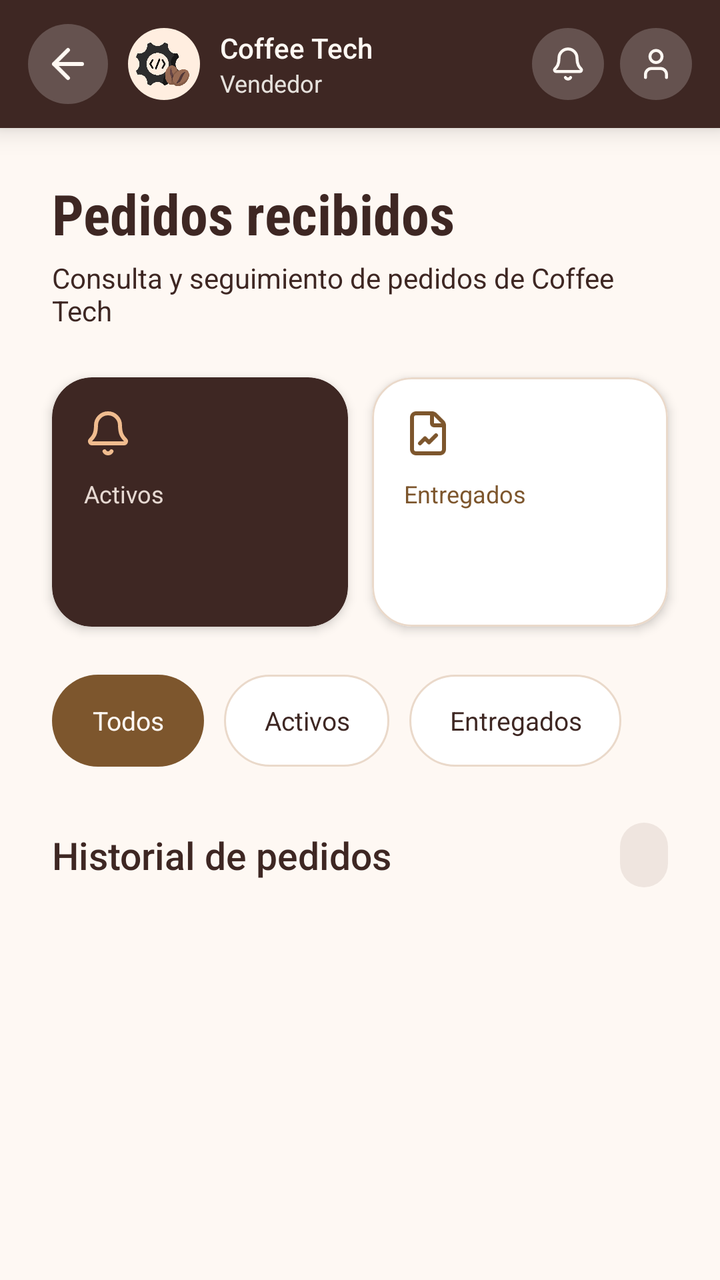
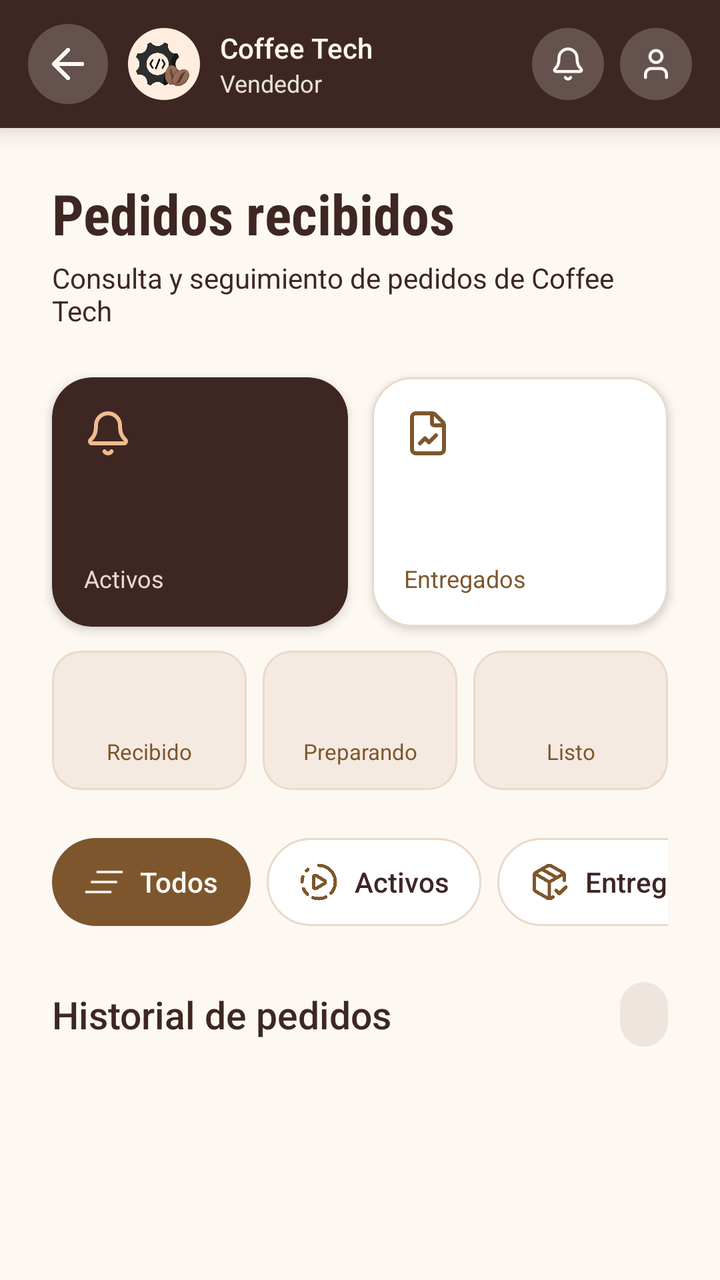

Two renders of the same Android screen: before a commit and after it. Below are the layout's source before the change and the commit's diff.
<!-- AndroidManifest.xml: application theme Theme.CoffeeTechMobile -->
<!-- res/layout/fragment_seller_orders.xml -->
<?xml version="1.0" encoding="utf-8"?>
<androidx.constraintlayout.widget.ConstraintLayout
    xmlns:android="http://schemas.android.com/apk/res/android"
    xmlns:app="http://schemas.android.com/apk/res-auto"
    android:layout_width="match_parent"
    android:layout_height="match_parent"
    android:background="@color/background_app">

    <LinearLayout
        android:id="@+id/seller_orders_header"
        android:layout_width="0dp"
        android:layout_height="64dp"
        android:background="@color/coffee_primary"
        android:gravity="center_vertical"
        android:orientation="horizontal"
        android:paddingHorizontal="14dp"
        android:elevation="8dp"
        app:layout_constraintTop_toTopOf="parent"
        app:layout_constraintStart_toStartOf="parent"
        app:layout_constraintEnd_toEndOf="parent">

        <ImageButton
            android:id="@+id/seller_orders_back_button"
            android:layout_width="40dp"
            android:layout_height="40dp"
            android:background="@drawable/bg_header_icon"
            android:padding="10dp"
            android:src="@drawable/ic_arrow_left"
            android:contentDescription="@string/seller_orders_back"
            app:tint="@color/background_app" />

        <ImageView
            android:layout_width="36dp"
            android:layout_height="36dp"
            android:layout_marginStart="10dp"
            android:background="@drawable/bg_logo_circle"
            android:padding="4dp"
            android:src="@drawable/logo"
            android:scaleType="centerInside"
            android:contentDescription="@string/logo_description" />

        <LinearLayout
            android:layout_width="0dp"
            android:layout_height="wrap_content"
            android:layout_marginStart="10dp"
            android:layout_weight="1"
            android:orientation="vertical">

            <TextView
                android:layout_width="match_parent"
                android:layout_height="wrap_content"
                android:text="Coffee Tech"
                android:textColor="@color/background_app"
                android:textSize="14sp"
                android:fontFamily="sans-serif-medium" />

            <TextView
                android:layout_width="wrap_content"
                android:layout_height="wrap_content"
                android:text="Vendedor"
                android:textColor="#E6E2DD"
                android:textSize="12sp" />

        </LinearLayout>

        <ImageButton
            android:id="@+id/notifications_button"
            android:layout_width="36dp"
            android:layout_height="36dp"
            android:layout_marginEnd="8dp"
            android:background="@drawable/bg_header_icon"
            android:src="@drawable/ic_notifications"
            android:contentDescription="@string/notifications"
            app:tint="@color/background_app" />

        <ImageButton
            android:id="@+id/profile_button"
            android:layout_width="36dp"
            android:layout_height="36dp"
            android:background="@drawable/bg_header_icon"
            android:src="@drawable/ic_user"
            android:contentDescription="@string/profile"
            app:tint="@color/background_app" />

    </LinearLayout>

    <androidx.core.widget.NestedScrollView
        android:id="@+id/seller_orders_scroll"
        android:layout_width="0dp"
        android:layout_height="0dp"
        android:fillViewport="true"
        android:clipChildren="false"
        android:clipToPadding="false"
        app:layout_constraintTop_toBottomOf="@id/seller_orders_header"
        app:layout_constraintBottom_toBottomOf="parent"
        app:layout_constraintStart_toStartOf="parent"
        app:layout_constraintEnd_toEndOf="parent">

        <LinearLayout
            android:layout_width="match_parent"
            android:layout_height="wrap_content"
            android:orientation="vertical"
            android:paddingHorizontal="26dp"
            android:paddingTop="24dp"
            android:paddingBottom="48dp"
            android:clipChildren="false"
            android:clipToPadding="false">

            <TextView
                android:layout_width="match_parent"
                android:layout_height="wrap_content"
                android:text="@string/seller_orders_title"
                android:textColor="@color/coffee_primary"
                android:textSize="28sp"
                android:fontFamily="sans-serif-condensed"
                android:textStyle="bold" />

            <TextView
                android:layout_width="match_parent"
                android:layout_height="wrap_content"
                android:layout_marginTop="4dp"
                android:text="@string/seller_orders_subtitle"
                android:textColor="@color/coffee_primary"
                android:textSize="14sp" />

            <LinearLayout
                android:layout_width="match_parent"
                android:layout_height="wrap_content"
                android:layout_marginTop="24dp"
                android:orientation="horizontal"
                android:baselineAligned="false">

                <com.google.android.material.card.MaterialCardView
                    android:layout_width="0dp"
                    android:layout_height="wrap_content"
                    android:layout_weight="1"
                    app:cardBackgroundColor="@color/coffee_primary"
                    app:cardCornerRadius="20dp"
                    app:cardElevation="3dp">

                    <LinearLayout
                        android:layout_width="match_parent"
                        android:layout_height="wrap_content"
                        android:orientation="vertical"
                        android:padding="16dp">

                        <ImageView
                            android:layout_width="24dp"
                            android:layout_height="24dp"
                            android:src="@drawable/ic_notifications"
                            android:contentDescription="@null"
                            app:tint="#F0BC8F" />

                        <TextView
                            android:layout_width="match_parent"
                            android:layout_height="wrap_content"
                            android:layout_marginTop="10dp"
                            android:text="@string/seller_orders_active"
                            android:textColor="#E6D9D2"
                            android:textSize="12sp" />

                        <TextView
                            android:id="@+id/seller_orders_active_count"
                            android:layout_width="match_parent"
                            android:layout_height="wrap_content"
                            android:layout_marginTop="5dp"
                            android:textColor="@color/background_app"
                            android:textSize="28sp"
                            android:textStyle="bold" />

                    </LinearLayout>

                </com.google.android.material.card.MaterialCardView>

                <Space
                    android:layout_width="12dp"
                    android:layout_height="1dp" />

                <com.google.android.material.card.MaterialCardView
                    android:layout_width="0dp"
                    android:layout_height="wrap_content"
                    android:layout_weight="1"
                    app:cardBackgroundColor="#FFFFFF"
                    app:cardCornerRadius="20dp"
                    app:cardElevation="3dp"
                    app:strokeColor="#EAD9CA"
                    app:strokeWidth="1dp">

                    <LinearLayout
                        android:layout_width="match_parent"
                        android:layout_height="wrap_content"
                        android:orientation="vertical"
                        android:padding="16dp">

                        <ImageView
                            android:layout_width="24dp"
                            android:layout_height="24dp"
                            android:src="@drawable/ic_file_chart"
                            android:contentDescription="@null"
                            app:tint="@color/coffee_secondary" />

                        <TextView
                            android:layout_width="match_parent"
                            android:layout_height="wrap_content"
                            android:layout_marginTop="10dp"
                            android:text="@string/seller_orders_delivered"
                            android:textColor="@color/coffee_secondary"
                            android:textSize="12sp" />

                        <TextView
                            android:id="@+id/seller_orders_delivered_count"
                            android:layout_width="match_parent"
                            android:layout_height="wrap_content"
                            android:layout_marginTop="5dp"
                            android:textColor="@color/coffee_primary"
                            android:textSize="28sp"
                            android:textStyle="bold" />

                    </LinearLayout>

                </com.google.android.material.card.MaterialCardView>

            </LinearLayout>

            <FrameLayout
                android:layout_width="match_parent"
                android:layout_height="wrap_content"
                android:layout_marginTop="24dp"
                android:clipChildren="true">

                <HorizontalScrollView
                    android:layout_width="match_parent"
                    android:layout_height="wrap_content"
                    android:scrollbars="none"
                    android:overScrollMode="never">

                    <LinearLayout
                        android:layout_width="wrap_content"
                        android:layout_height="wrap_content"
                        android:orientation="horizontal">

                        <TextView
                            android:id="@+id/seller_orders_filter_all"
                            android:layout_width="wrap_content"
                            android:layout_height="46dp"
                            android:background="@drawable/bg_filter_selected"
                            android:gravity="center"
                            android:paddingHorizontal="20dp"
                            android:text="@string/seller_orders_all"
                            android:textColor="@color/background_app"
                            android:textSize="13sp"
                            android:clickable="true"
                            android:focusable="true" />

                        <TextView
                            android:id="@+id/seller_orders_filter_active"
                            android:layout_width="wrap_content"
                            android:layout_height="46dp"
                            android:layout_marginStart="10dp"
                            android:background="@drawable/bg_dashboard_filter_unselected"
                            android:gravity="center"
                            android:paddingHorizontal="20dp"
                            android:text="@string/seller_orders_active"
                            android:textColor="@color/coffee_primary"
                            android:textSize="13sp"
                            android:clickable="true"
                            android:focusable="true" />

                        <TextView
                            android:id="@+id/seller_orders_filter_delivered"
                            android:layout_width="wrap_content"
                            android:layout_height="46dp"
                            android:layout_marginStart="10dp"
                            android:background="@drawable/bg_dashboard_filter_unselected"
                            android:gravity="center"
                            android:paddingHorizontal="20dp"
                            android:text="@string/seller_orders_delivered"
                            android:textColor="@color/coffee_primary"
                            android:textSize="13sp"
                            android:clickable="true"
                            android:focusable="true" />

                    </LinearLayout>

                </HorizontalScrollView>

            </FrameLayout>

            <LinearLayout
                android:layout_width="match_parent"
                android:layout_height="wrap_content"
                android:layout_marginTop="28dp"
                android:gravity="center_vertical"
                android:orientation="horizontal">

                <TextView
                    android:layout_width="0dp"
                    android:layout_height="wrap_content"
                    android:layout_weight="1"
                    android:text="@string/seller_orders_list_title"
                    android:textColor="@color/coffee_primary"
                    android:textSize="19sp"
                    android:fontFamily="sans-serif-medium" />

                <TextView
                    android:id="@+id/seller_orders_results_count"
                    android:layout_width="wrap_content"
                    android:layout_height="wrap_content"
                    android:background="@drawable/bg_user_count_badge"
                    android:paddingHorizontal="12dp"
                    android:paddingVertical="8dp"
                    android:textColor="@color/coffee_primary"
                    android:textSize="12sp" />

            </LinearLayout>

            <androidx.recyclerview.widget.RecyclerView
                android:id="@+id/seller_orders_recycler_view"
                android:layout_width="match_parent"
                android:layout_height="wrap_content"
                android:layout_marginTop="16dp"
                android:nestedScrollingEnabled="false"
                android:clipToPadding="false"
                android:overScrollMode="never" />

            <TextView
                android:id="@+id/seller_orders_empty"
                android:layout_width="match_parent"
                android:layout_height="wrap_content"
                android:layout_marginTop="30dp"
                android:gravity="center"
                android:text="@string/seller_orders_empty"
                android:textColor="@color/coffee_secondary"
                android:textSize="14sp"
                android:visibility="gone" />

            <TextView
                android:layout_width="match_parent"
                android:layout_height="wrap_content"
                android:layout_marginTop="18dp"
                android:gravity="center"
                android:textColor="@color/coffee_secondary"
                android:textSize="12sp" />

        </LinearLayout>

    </androidx.core.widget.NestedScrollView>

</androidx.constraintlayout.widget.ConstraintLayout>
<!-- resources referenced by this layout -->
<resources>
  <!-- unchanged entries left out for length: 26 -->
</resources>

<!-- the commit's change to res/layout/fragment_seller_orders.xml (unified diff, before → after) -->
@@ -152,14 +152,6 @@
                             app:tint="#F0BC8F" />
 
                         <TextView
-                            android:layout_width="match_parent"
-                            android:layout_height="wrap_content"
-                            android:layout_marginTop="10dp"
-                            android:text="@string/seller_orders_active"
-                            android:textColor="#E6D9D2"
-                            android:textSize="12sp" />
-
-                        <TextView
                             android:id="@+id/seller_orders_active_count"
                             android:layout_width="match_parent"
                             android:layout_height="wrap_content"
@@ -168,6 +160,14 @@
                             android:textSize="28sp"
                             android:textStyle="bold" />
 
+                        <TextView
+                            android:layout_width="match_parent"
+                            android:layout_height="wrap_content"
+                            android:layout_marginTop="10dp"
+                            android:text="@string/seller_orders_active"
+                            android:textColor="#E6D9D2"
+                            android:textSize="12sp" />
+
                     </LinearLayout>
 
                 </com.google.android.material.card.MaterialCardView>
@@ -198,14 +198,6 @@
                             android:src="@drawable/ic_file_chart"
                             android:contentDescription="@null"
                             app:tint="@color/coffee_secondary" />
-
-                        <TextView
-                            android:layout_width="match_parent"
-                            android:layout_height="wrap_content"
-                            android:layout_marginTop="10dp"
-                            android:text="@string/seller_orders_delivered"
-                            android:textColor="@color/coffee_secondary"
-                            android:textSize="12sp" />
 
                         <TextView
                             android:id="@+id/seller_orders_delivered_count"
@@ -216,9 +208,121 @@
                             android:textSize="28sp"
                             android:textStyle="bold" />
 
+                        <TextView
+                            android:layout_width="match_parent"
+                            android:layout_height="wrap_content"
+                            android:layout_marginTop="10dp"
+                            android:text="@string/seller_orders_delivered"
+                            android:textColor="@color/coffee_secondary"
+                            android:textSize="12sp" />
+
                     </LinearLayout>
 
                 </com.google.android.material.card.MaterialCardView>
+
+            </LinearLayout>
+
+            <LinearLayout
+                android:layout_width="match_parent"
+                android:layout_height="wrap_content"
+                android:layout_marginTop="12dp"
+                android:orientation="horizontal"
+                android:baselineAligned="false">
+
+                <LinearLayout
+                    android:layout_width="0dp"
+                    android:layout_height="wrap_content"
+                    android:layout_weight="1"
+                    android:background="@drawable/bg_seller_order_stat"
+                    android:gravity="center"
+                    android:orientation="vertical"
+                    android:paddingVertical="12dp">
+
+                    <TextView
+                        android:id="@+id/seller_stat_received"
+                        android:layout_width="match_parent"
+                        android:layout_height="wrap_content"
+                        android:gravity="center"
+                        android:textColor="@color/coffee_primary"
+                        android:textSize="20sp"
+                        android:textStyle="bold" />
+
+                    <TextView
+                        android:layout_width="match_parent"
+                        android:layout_height="wrap_content"
+                        android:layout_marginTop="4dp"
+                        android:gravity="center"
+                        android:text="@string/seller_orders_status_received"
+                        android:textColor="@color/coffee_secondary"
+                        android:textSize="11sp" />
+
+                </LinearLayout>
+
+                <Space
+                    android:layout_width="8dp"
+                    android:layout_height="1dp" />
+
+                <LinearLayout
+                    android:layout_width="0dp"
+                    android:layout_height="wrap_content"
+                    android:layout_weight="1"
+                    android:background="@drawable/bg_seller_order_stat"
+                    android:gravity="center"
+                    android:orientation="vertical"
+                    android:paddingVertical="12dp">
+
+                    <TextView
+                        android:id="@+id/seller_stat_preparing"
+                        android:layout_width="match_parent"
+                        android:layout_height="wrap_content"
+                        android:gravity="center"
+                        android:textColor="@color/coffee_primary"
+                        android:textSize="20sp"
+                        android:textStyle="bold" />
+
+                    <TextView
+                        android:layout_width="match_parent"
+                        android:layout_height="wrap_content"
+                        android:layout_marginTop="4dp"
+                        android:gravity="center"
+                        android:text="@string/seller_orders_status_preparing"
+                        android:textColor="@color/coffee_secondary"
+                        android:textSize="11sp" />
+
+                </LinearLayout>
+
+                <Space
+                    android:layout_width="8dp"
+                    android:layout_height="1dp" />
+
+                <LinearLayout
+                    android:layout_width="0dp"
+                    android:layout_height="wrap_content"
+                    android:layout_weight="1"
+                    android:background="@drawable/bg_seller_order_stat"
+                    android:gravity="center"
+                    android:orientation="vertical"
+                    android:paddingVertical="12dp">
+
+                    <TextView
+                        android:id="@+id/seller_stat_ready"
+                        android:layout_width="match_parent"
+                        android:layout_height="wrap_content"
+                        android:gravity="center"
+                        android:textColor="@color/coffee_primary"
+                        android:textSize="20sp"
+                        android:textStyle="bold" />
+
+                    <TextView
+                        android:layout_width="match_parent"
+                        android:layout_height="wrap_content"
+                        android:layout_marginTop="4dp"
+                        android:gravity="center"
+                        android:text="@string/seller_orders_status_ready"
+                        android:textColor="@color/coffee_secondary"
+                        android:textSize="11sp" />
+
+                </LinearLayout>
 
             </LinearLayout>
 
@@ -239,46 +343,100 @@
                         android:layout_height="wrap_content"
                         android:orientation="horizontal">
 
-                        <TextView
+                        <LinearLayout
                             android:id="@+id/seller_orders_filter_all"
                             android:layout_width="wrap_content"
-                            android:layout_height="46dp"
+                            android:layout_height="44dp"
                             android:background="@drawable/bg_filter_selected"
+                            android:clickable="true"
+                            android:focusable="true"
                             android:gravity="center"
-                            android:paddingHorizontal="20dp"
-                            android:text="@string/seller_orders_all"
-                            android:textColor="@color/background_app"
-                            android:textSize="13sp"
-                            android:clickable="true"
-                            android:focusable="true" />
-
-                        <TextView
+                            android:orientation="horizontal"
+                            android:paddingHorizontal="16dp">
+
+                            <ImageView
+                                android:id="@+id/seller_filter_all_icon"
+                                android:layout_width="20dp"
+                                android:layout_height="20dp"
+                                android:src="@drawable/ic_filter_all"
+                                android:contentDescription="@null"
+                                app:tint="@color/background_app" />
+
+                            <TextView
+                                android:id="@+id/seller_filter_all_text"
+                                android:layout_width="wrap_content"
+                                android:layout_height="wrap_content"
+                                android:layout_marginStart="8dp"
+                                android:fontFamily="sans-serif-medium"
+                                android:text="@string/seller_orders_all"
+                                android:textColor="@color/background_app"
+                                android:textSize="14sp" />
+
+                        </LinearLayout>
+
+                        <LinearLayout
                             android:id="@+id/seller_orders_filter_active"
                             android:layout_width="wrap_content"
-                            android:layout_height="46dp"
-                            android:layout_marginStart="10dp"
+                            android:layout_height="44dp"
+                            android:layout_marginStart="8dp"
                             android:background="@drawable/bg_dashboard_filter_unselected"
+                            android:clickable="true"
+                            android:focusable="true"
                             android:gravity="center"
-                            android:paddingHorizontal="20dp"
-                            android:text="@string/seller_orders_active"
-                            android:textColor="@color/coffee_primary"
-                            android:textSize="13sp"
-                            android:clickable="true"
-                            android:focusable="true" />
-
-                        <TextView
+                            android:orientation="horizontal"
+                            android:paddingHorizontal="16dp">
+
+                            <ImageView
+                                android:id="@+id/seller_filter_active_icon"
+                                android:layout_width="20dp"
+                                android:layout_height="20dp"
+                                android:src="@drawable/ic_circle_fading_play"
+                                android:contentDescription="@null"
+                                app:tint="@color/coffee_secondary" />
+
+                            <TextView
+                                android:id="@+id/seller_filter_active_text"
+                                android:layout_width="wrap_content"
+                                android:layout_height="wrap_content"
+                                android:layout_marginStart="8dp"
+                                android:fontFamily="sans-serif-medium"
+                                android:text="@string/seller_orders_active"
+                                android:textColor="@color/coffee_primary"
+                                android:textSize="14sp" />
+
+                        </LinearLayout>
+
+                        <LinearLayout
                             android:id="@+id/seller_orders_filter_delivered"
                             android:layout_width="wrap_content"
-                            android:layout_height="46dp"
-                            android:layout_marginStart="10dp"
+                            android:layout_height="44dp"
+                            android:layout_marginStart="8dp"
                             android:background="@drawable/bg_dashboard_filter_unselected"
+                            android:clickable="true"
+                            android:focusable="true"
                             android:gravity="center"
-                            android:paddingHorizontal="20dp"
-                            android:text="@string/seller_orders_delivered"
-                            android:textColor="@color/coffee_primary"
-                            android:textSize="13sp"
-                            android:clickable="true"
-                            android:focusable="true" />
+                            android:orientation="horizontal"
+                            android:paddingHorizontal="16dp">
+
+                            <ImageView
+                                android:id="@+id/seller_filter_delivered_icon"
+                                android:layout_width="20dp"
+                                android:layout_height="20dp"
+                                android:src="@drawable/ic_package_check"
+                                android:contentDescription="@null"
+                                app:tint="@color/coffee_secondary" />
+
+                            <TextView
+                                android:id="@+id/seller_filter_delivered_text"
+                                android:layout_width="wrap_content"
+                                android:layout_height="wrap_content"
+                                android:layout_marginStart="8dp"
+                                android:fontFamily="sans-serif-medium"
+                                android:text="@string/seller_orders_delivered"
+                                android:textColor="@color/coffee_primary"
+                                android:textSize="14sp" />
+
+                        </LinearLayout>
 
                     </LinearLayout>
 
@@ -334,14 +492,6 @@
                 android:textSize="14sp"
                 android:visibility="gone" />
 
-            <TextView
-                android:layout_width="match_parent"
-                android:layout_height="wrap_content"
-                android:layout_marginTop="18dp"
-                android:gravity="center"
-                android:textColor="@color/coffee_secondary"
-                android:textSize="12sp" />
-
         </LinearLayout>
 
     </androidx.core.widget.NestedScrollView>
<!-- resource entries referenced after the edit -->
@@ -1,5 +1,123 @@
 <!-- resources referenced by this layout -->
 <resources>
+  <!-- drawable bg_seller_order_stat (drawable) -->
+  <?xml version="1.0" encoding="utf-8"?>
+  <shape xmlns:android="http://schemas.android.com/apk/res/android"
+      android:shape="rectangle">
+  
+      <solid android:color="#F5EAE1" />
+  
+      <corners android:radius="14dp" />
+  
+      <stroke
+          android:width="1dp"
+          android:color="#EAD9CA" />
+  
+  </shape>
+  <!-- drawable ic_circle_fading_play (drawable) -->
+  <vector xmlns:android="http://schemas.android.com/apk/res/android"
+      android:width="24dp"
+      android:height="24dp"
+      android:viewportWidth="24"
+      android:viewportHeight="24">
+    <path
+        android:pathData="M12,2a10,10 0,0 1,7.38 16.75"
+        android:strokeLineJoin="round"
+        android:strokeWidth="2"
+        android:fillColor="#00000000"
+        android:strokeColor="#7D562D"
+        android:strokeLineCap="round"/>
+    <path
+        android:pathData="M9,9.003a1,1 0,0 1,1.517 -0.859l4.997,2.997a1,1 0,0 1,0 1.718l-4.997,2.997A1,1 0,0 1,9 14.996z"
+        android:strokeLineJoin="round"
+        android:strokeWidth="2"
+        android:fillColor="#00000000"
+        android:strokeColor="#7D562D"
+        android:strokeLineCap="round"/>
+    <path
+        android:pathData="M2.5,8.875a10,10 0,0 0,-0.5 3"
+        android:strokeLineJoin="round"
+        android:strokeWidth="2"
+        android:fillColor="#00000000"
+        android:strokeColor="#7D562D"
+        android:strokeLineCap="round"/>
+    <path
+        android:pathData="M2.83,16a10,10 0,0 0,2.43 3.4"
+        android:strokeLineJoin="round"
+        android:strokeWidth="2"
+        android:fillColor="#00000000"
+        android:strokeColor="#7D562D"
+        android:strokeLineCap="round"/>
+    <path
+        android:pathData="M4.636,5.235a10,10 0,0 1,0.891 -0.857"
+        android:strokeLineJoin="round"
+        android:strokeWidth="2"
+        android:fillColor="#00000000"
+        android:strokeColor="#7D562D"
+        android:strokeLineCap="round"/>
+    <path
+        android:pathData="M8.644,21.42a10,10 0,0 0,7.631 -0.38"
+        android:strokeLineJoin="round"
+        android:strokeWidth="2"
+        android:fillColor="#00000000"
+        android:strokeColor="#7D562D"
+        android:strokeLineCap="round"/>
+  </vector>
+  <!-- drawable ic_filter_all (drawable) -->
+  <vector xmlns:android="http://schemas.android.com/apk/res/android"
+      android:width="1dp"
+      android:height="1dp"
+      android:viewportWidth="512"
+      android:viewportHeight="512">
+    <path
+        android:pathData="M160,112h336v32H160zM88,240h336v32H88zM16,368h336v32H16z"
+        android:fillColor="#fff"/>
+  </vector>
+  <!-- drawable ic_package_check (drawable) -->
+  <vector xmlns:android="http://schemas.android.com/apk/res/android"
+      android:width="24dp"
+      android:height="24dp"
+      android:viewportWidth="24"
+      android:viewportHeight="24">
+    <path
+        android:pathData="M12,22V12"
+        android:strokeLineJoin="round"
+        android:strokeWidth="2"
+        android:fillColor="#00000000"
+        android:strokeColor="#7D562D"
+        android:strokeLineCap="round"/>
+    <path
+        android:pathData="m16,17 l2,2 4,-4"
+        android:strokeLineJoin="round"
+        android:strokeWidth="2"
+        android:fillColor="#00000000"
+        android:strokeColor="#7D562D"
+        android:strokeLineCap="round"/>
+    <path
+        android:pathData="M21,11.127V8a2,2 0,0 0,-1 -1.73l-7,-4a2,2 0,0 0,-2 0l-7,4A2,2 0,0 0,3 8v8a2,2 0,0 0,1 1.729l7,4a2,2 0,0 0,2 0.001l1.32,-0.753"
+        android:strokeLineJoin="round"
+        android:strokeWidth="2"
+        android:fillColor="#00000000"
+        android:strokeColor="#7D562D"
+        android:strokeLineCap="round"/>
+    <path
+        android:pathData="M3.29,7 L12,12l8.71,-5"
+        android:strokeLineJoin="round"
+        android:strokeWidth="2"
+        android:fillColor="#00000000"
+        android:strokeColor="#7D562D"
+        android:strokeLineCap="round"/>
+    <path
+        android:pathData="m7.5,4.27 l8.997,5.148"
+        android:strokeLineJoin="round"
+        android:strokeWidth="2"
+        android:fillColor="#00000000"
+        android:strokeColor="#7D562D"
+        android:strokeLineCap="round"/>
+  </vector>
+  <string name="seller_orders_status_preparing">Preparando</string>
+  <string name="seller_orders_status_ready">Listo</string>
+  <string name="seller_orders_status_received">Recibido</string>
   <!-- unchanged entries left out for length: 26 -->
 </resources>
 
